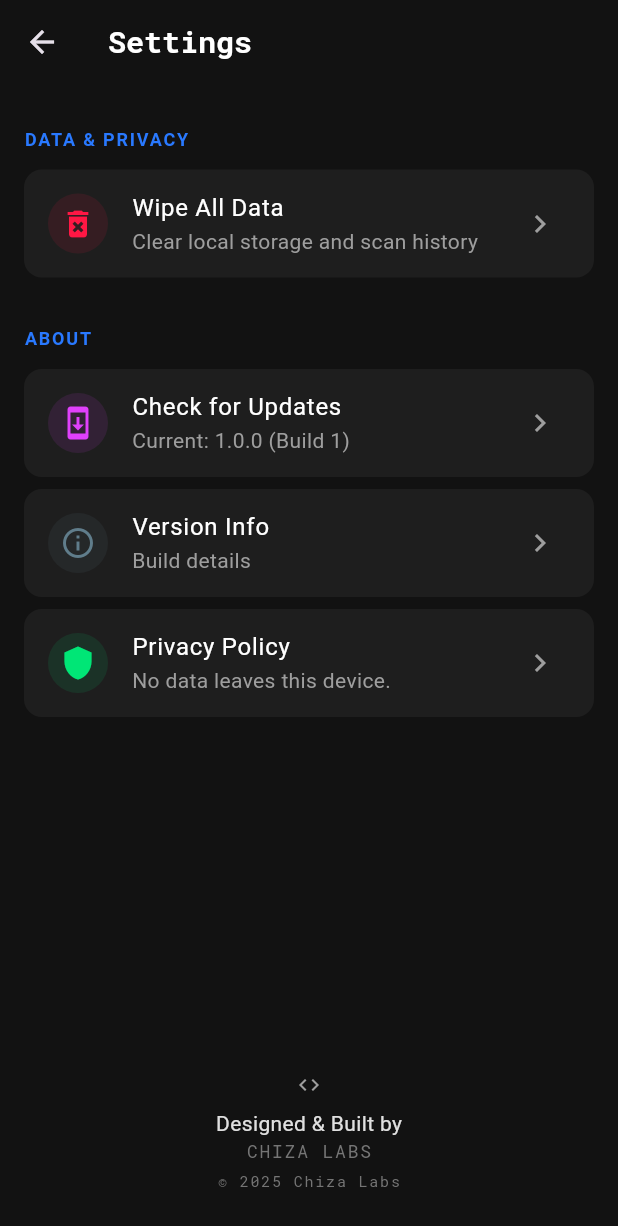
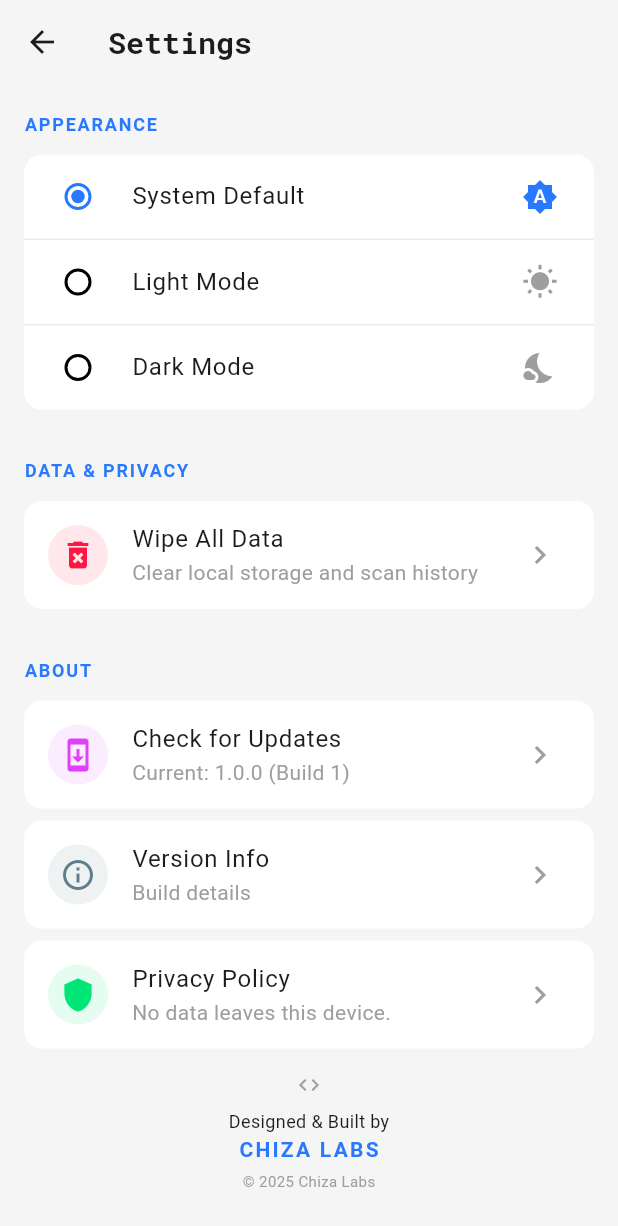
Before and after one commit to Maliseni1/Cyber-Hygiene, a Flutter app: the screen it shows after launch, after a tap on the "settings" icon, on a phone screen of 412 x 824 dp. Shown: the top 1226 px of the screen. Run offline on Flutter 3.47's test engine with Material 3 defaults, Android fonts, the phone set to English and light mode, and no system bars; our stand-ins replace google_fonts, package_info_plus, percent_indicator, shared_preferences; missing offline and left inert: device_apps.

Commit message:
Feat: Added Dark/Light theme toggle in Settings

```diff
--- a/lib/main.dart
+++ b/lib/main.dart
@@ -1,27 +1,82 @@
 import 'package:flutter/material.dart';
 import 'screens/dashboard_screen.dart';
-import 'screens/splash_screen.dart';
-import 'utils/constants.dart';
+import 'utils/theme_manager.dart'; // Import the manager we just made
 
-void main() async {
-  WidgetsFlutterBinding.ensureInitialized();
-  // await Firebase.initializeApp(); // Reserved for Phase 5
+void main() {
   runApp(const CyberHygieneApp());
 }
 
-class CyberHygieneApp extends StatelessWidget {
+class CyberHygieneApp extends StatefulWidget {
   const CyberHygieneApp({super.key});
+
+  @override
+  State<CyberHygieneApp> createState() => _CyberHygieneAppState();
+}
+
+class _CyberHygieneAppState extends State<CyberHygieneApp> {
+  @override
+  void initState() {
+    super.initState();
+    // Listen to theme changes
+    themeManager.addListener(themeListener);
+  }
+
+  @override
+  void dispose() {
+    themeManager.removeListener(themeListener);
+    super.dispose();
+  }
+
+  void themeListener() {
+    if (mounted) {
+      setState(() {});
+    }
+  }
 
   @override
   Widget build(BuildContext context) {
     return MaterialApp(
-      title: AppConstants.appName,
+      title: 'Cyber Hygiene',
       debugShowCheckedModeBanner: false,
-      theme: ThemeData.dark().copyWith(
-        primaryColor: AppConstants.kPrimaryColor,
-        scaffoldBackgroundColor: AppConstants.kBackgroundColor,
+
+      // 1. Tell the app which mode to use
+      themeMode: themeManager.themeMode,
+
+      // 2. Define the DARK Theme (Your original look)
+      darkTheme: ThemeData.dark().copyWith(
+        scaffoldBackgroundColor: const Color(0xFF1E1E2C), // Your AppConstants.kBackgroundColor
+        cardColor: const Color(0xFF2D2D44),
+        primaryColor: const Color(0xFF6C63FF),
+        appBarTheme: const AppBarTheme(
+          backgroundColor: Colors.transparent,
+          elevation: 0,
+        ),
+        colorScheme: const ColorScheme.dark(
+          primary: Color(0xFF6C63FF),
+          secondary: Color(0xFF6C63FF),
+          surface: Color(0xFF2D2D44),
+        ),
       ),
-      home: const SplashScreen(),
+
+      // 3. Define the LIGHT Theme (New clean look)
+      theme: ThemeData.light().copyWith(
+        scaffoldBackgroundColor: const Color(0xFFF5F5F5),
+        cardColor: Colors.white,
+        primaryColor: const Color(0xFF6C63FF),
+        appBarTheme: const AppBarTheme(
+          backgroundColor: Color(0xFF6C63FF), // Purple header in light mode
+          elevation: 0,
+          titleTextStyle: TextStyle(color: Colors.white, fontSize: 20, fontWeight: FontWeight.bold),
+          iconTheme: IconThemeData(color: Colors.white),
+        ),
+        colorScheme: const ColorScheme.light(
+          primary: Color(0xFF6C63FF),
+          secondary: Color(0xFF6C63FF),
+          surface: Colors.white,
+        ),
+      ),
+
+      home: const DashboardScreen(),
     );
   }
 }
--- a/lib/screens/dashboard_screen.dart
+++ b/lib/screens/dashboard_screen.dart
@@ -90,15 +90,23 @@ class _DashboardScreenState extends State<DashboardScreen> {
 
   @override
   Widget build(BuildContext context) {
+    // Define dynamic colors based on the current Theme
+    final textColor = Theme.of(context).textTheme.bodyLarge?.color ?? Colors.white;
+    final subTextColor = Theme.of(context).textTheme.bodyMedium?.color ?? Colors.grey;
+    final cardColor = Theme.of(context).cardColor;
+
     return Scaffold(
-      backgroundColor: AppConstants.kBackgroundColor,
+      // Background is now handled by the Theme in main.dart
       appBar: AppBar(
-        title: Text(AppConstants.appName, style: AppConstants.headerStyle.copyWith(fontSize: 20)),
+        title: Text(
+          AppConstants.appName,
+          style: AppConstants.headerStyle.copyWith(fontSize: 20, color: textColor)
+        ),
         backgroundColor: Colors.transparent,
         elevation: 0,
         actions: [
           IconButton(
-            icon: const Icon(Icons.settings, color: Colors.white),
+            icon: Icon(Icons.settings, color: textColor),
             onPressed: () => Navigator.push(context, MaterialPageRoute(builder: (_) => const SettingsScreen())),
           )
         ],
@@ -112,9 +120,9 @@ class _DashboardScreenState extends State<DashboardScreen> {
 
               // --- SECTION 1: SCORE ---
               if (!_hasScanned && !_isLoading)
-                _buildReadyState()
+                _buildReadyState(textColor)
               else if (_isLoading)
-                _buildLoadingState()
+                _buildLoadingState(subTextColor)
               else
                 ScoreCircle(score: _score, radius: 120.0),
 
@@ -133,7 +141,7 @@ class _DashboardScreenState extends State<DashboardScreen> {
                     ),
                     child: Text(
                       _hasScanned ? "RUN FULL AUDIT AGAIN" : "START AUDIT",
-                      style: const TextStyle(fontSize: 16, fontWeight: FontWeight.bold, letterSpacing: 1),
+                      style: const TextStyle(fontSize: 16, fontWeight: FontWeight.bold, letterSpacing: 1, color: Colors.white),
                     ),
                   ),
                 ),
@@ -141,9 +149,9 @@ class _DashboardScreenState extends State<DashboardScreen> {
               const SizedBox(height: 30),
 
               // --- SECTION 3: TOOLS GRID ---
-              const Align(
+              Align(
                 alignment: Alignment.centerLeft,
-                child: Text("Security Tools", style: TextStyle(color: Colors.white, fontSize: 18, fontWeight: FontWeight.bold)),
+                child: Text("Security Tools", style: TextStyle(color: textColor, fontSize: 18, fontWeight: FontWeight.bold)),
               ),
               const SizedBox(height: 15),
 
@@ -189,16 +197,16 @@ class _DashboardScreenState extends State<DashboardScreen> {
               // --- SECTION 4: RESULTS (Only if scanned) ---
               if (_hasScanned) ...[
                 const SizedBox(height: 30),
-                const Align(
+                Align(
                   alignment: Alignment.centerLeft,
-                  child: Text("Improvement Advice", style: TextStyle(color: Colors.white, fontSize: 18, fontWeight: FontWeight.bold)),
+                  child: Text("Improvement Advice", style: TextStyle(color: textColor, fontSize: 18, fontWeight: FontWeight.bold)),
                 ),
                 const SizedBox(height: 10),
                 ..._results.map((item) => Container(
                   margin: const EdgeInsets.only(bottom: 10),
                   padding: const EdgeInsets.all(12),
                   decoration: BoxDecoration(
-                    color: AppConstants.kCardColor,
+                    color: cardColor, // Dynamic Card Color
                     borderRadius: BorderRadius.circular(10),
                     border: Border(left: BorderSide(color: item.isSafe ? AppConstants.kSafeColor : AppConstants.kWarningColor, width: 4))
                   ),
@@ -209,11 +217,11 @@ class _DashboardScreenState extends State<DashboardScreen> {
                         children: [
                           Icon(item.isSafe ? Icons.check_circle : Icons.warning, color: item.isSafe ? AppConstants.kSafeColor : AppConstants.kWarningColor, size: 20),
                           const SizedBox(width: 10),
-                          Text(item.title, style: const TextStyle(color: Colors.white, fontWeight: FontWeight.bold, fontSize: 16)),
+                          Text(item.title, style: TextStyle(color: textColor, fontWeight: FontWeight.bold, fontSize: 16)),
                         ],
                       ),
                       const SizedBox(height: 5),
-                      Text(item.recommendation, style: const TextStyle(color: Colors.white70, fontSize: 14)),
+                      Text(item.recommendation, style: TextStyle(color: subTextColor, fontSize: 14)),
                     ],
                   ),
                 )),
@@ -227,26 +235,26 @@ class _DashboardScreenState extends State<DashboardScreen> {
 
   // --- WIDGET BUILDERS ---
 
-  Widget _buildReadyState() {
+  Widget _buildReadyState(Color textColor) {
     return Container(
       height: 180, width: 180,
       decoration: BoxDecoration(
         shape: BoxShape.circle,
         border: Border.all(color: Colors.grey.withOpacity(0.3), width: 2),
-        color: Colors.white.withOpacity(0.05)
+        color: Theme.of(context).cardColor.withOpacity(0.5),
       ),
-      child: const Column(
+      child: Column(
         mainAxisAlignment: MainAxisAlignment.center,
         children: [
-          Icon(Icons.shield_outlined, size: 60, color: Colors.grey),
-          SizedBox(height: 10),
-          Text("No Data", style: TextStyle(color: Colors.grey))
+          const Icon(Icons.shield_outlined, size: 60, color: Colors.grey),
+          const SizedBox(height: 10),
+          Text("No Data", style: TextStyle(color: textColor.withOpacity(0.5)))
         ],
       ),
     );
   }
 
-  Widget _buildLoadingState() {
+  Widget _buildLoadingState(Color textColor) {
     return SizedBox(
       height: 180, width: 180,
       child: Column(
@@ -254,15 +262,21 @@ class _DashboardScreenState extends State<DashboardScreen> {
         children: [
           const CircularProgressIndicator(color: AppConstants.kPrimaryColor),
           const SizedBox(height: 20),
-          Text(_scanStatus, style: const TextStyle(color: Colors.white70, fontSize: 12), textAlign: TextAlign.center),
+          Text(_scanStatus, style: TextStyle(color: textColor, fontSize: 12), textAlign: TextAlign.center),
         ],
       ),
     );
   }
 
   Widget _buildTile(BuildContext context, String title, IconData icon, Color color, Widget page) {
+    final cardColor = Theme.of(context).cardColor;
+    final textColor = Theme.of(context).textTheme.bodyLarge?.color;
+    final borderColor = Theme.of(context).brightness == Brightness.dark
+        ? Colors.white.withOpacity(0.1)
+        : Colors.grey.withOpacity(0.2);
+
     return Material(
-      color: AppConstants.kCardColor,
+      color: cardColor,
       borderRadius: BorderRadius.circular(15),
       child: InkWell(
         onTap: () => Navigator.push(context, MaterialPageRoute(builder: (_) => page)),
@@ -271,7 +285,7 @@ class _DashboardScreenState extends State<DashboardScreen> {
           padding: const EdgeInsets.all(15),
           decoration: BoxDecoration(
             borderRadius: BorderRadius.circular(15),
-            border: Border.all(color: Colors.white.withOpacity(0.1)),
+            border: Border.all(color: borderColor),
           ),
           child: Column(
             mainAxisAlignment: MainAxisAlignment.center,
@@ -288,7 +302,7 @@ class _DashboardScreenState extends State<DashboardScreen> {
               Text(
                 title,
                 textAlign: TextAlign.center,
-                style: const TextStyle(color: Colors.white, fontWeight: FontWeight.bold, fontSize: 14),
+                style: TextStyle(color: textColor, fontWeight: FontWeight.bold, fontSize: 14),
               ),
             ],
           ),
--- a/lib/screens/settings_screen.dart
+++ b/lib/screens/settings_screen.dart
@@ -3,6 +3,7 @@ import 'package:package_info_plus/package_info_plus.dart';
 import '../utils/constants.dart';
 import '../services/local_storage.dart';
 import '../services/update_service.dart';
+import '../utils/theme_manager.dart';
 
 class SettingsScreen extends StatefulWidget {
   const SettingsScreen({super.key});
@@ -63,15 +64,16 @@ class _SettingsScreenState extends State<SettingsScreen> {
     showDialog(
       context: context,
       builder: (context) => AlertDialog(
-        backgroundColor: AppConstants.kCardColor,
-        title: const Text("Update Available 🚀", style: TextStyle(color: Colors.white)),
+        // Use Theme card color
+        backgroundColor: Theme.of(context).cardColor,
+        title: Text("Update Available 🚀", style: TextStyle(color: Theme.of(context).textTheme.bodyLarge?.color)),
         content: Column(
           mainAxisSize: MainAxisSize.min,
           crossAxisAlignment: CrossAxisAlignment.start,
           children: [
             Text(
               "Version ${updateData['latestVersion']} is available.",
-              style: const TextStyle(color: Colors.white70, fontWeight: FontWeight.bold),
+              style: const TextStyle(fontWeight: FontWeight.bold),
             ),
             const SizedBox(height: 10),
             Text(
@@ -105,8 +107,8 @@ class _SettingsScreenState extends State<SettingsScreen> {
     final confirmed = await showDialog<bool>(
       context: context,
       builder: (context) => AlertDialog(
-        backgroundColor: AppConstants.kCardColor,
-        title: const Text("Reset App Data?", style: TextStyle(color: Colors.white)),
+        backgroundColor: Theme.of(context).cardColor,
+        title: Text("Reset App Data?", style: TextStyle(color: Theme.of(context).textTheme.bodyLarge?.color)),
         content: const Text(
           "This will wipe all your scan history and preferences. This action cannot be undone.",
           style: TextStyle(color: Colors.grey),
@@ -136,19 +138,47 @@ class _SettingsScreenState extends State<SettingsScreen> {
 
   @override
   Widget build(BuildContext context) {
+    final currentMode = themeManager.themeMode;
+    // We use the Theme colors now instead of AppConstants.kBackgroundColor
+    final headerColor = Theme.of(context).textTheme.bodyLarge?.color;
+
     return Scaffold(
-      backgroundColor: AppConstants.kBackgroundColor,
+      // Background handled by main.dart Theme
       appBar: AppBar(
-        title: Text("Settings", style: AppConstants.headerStyle.copyWith(fontSize: 20)),
+        title: Text("Settings", style: AppConstants.headerStyle.copyWith(fontSize: 20, color: headerColor)),
         backgroundColor: Colors.transparent,
         elevation: 0,
+        iconTheme: IconThemeData(color: headerColor), // Back button color matches theme
       ),
       body: Column(
         children: [
           Expanded(
             child: ListView(
               children: [
+                const SizedBox(height: 10),
+
+                // --- SECTION 1: APPEARANCE (NEW) ---
+                _buildSectionHeader("Appearance"),
+                Container(
+                  margin: const EdgeInsets.symmetric(horizontal: 16, vertical: 4),
+                  decoration: BoxDecoration(
+                    color: Theme.of(context).cardColor,
+                    borderRadius: BorderRadius.circular(12),
+                  ),
+                  child: Column(
+                    children: [
+                      _buildThemeOption("System Default", ThemeMode.system, Icons.brightness_auto, currentMode),
+                      Divider(height: 1, color: Colors.grey.withOpacity(0.2)),
+                      _buildThemeOption("Light Mode", ThemeMode.light, Icons.wb_sunny, currentMode),
+                      Divider(height: 1, color: Colors.grey.withOpacity(0.2)),
+                      _buildThemeOption("Dark Mode", ThemeMode.dark, Icons.nights_stay, currentMode),
+                    ],
+                  ),
+                ),
+
                 const SizedBox(height: 20),
+
+                // --- SECTION 2: DATA & PRIVACY ---
                 _buildSectionHeader("Data & Privacy"),
                 _buildTile(
                   icon: Icons.delete_forever,
@@ -159,8 +189,9 @@ class _SettingsScreenState extends State<SettingsScreen> {
                 ),
 
                 const SizedBox(height: 20),
+
+                // --- SECTION 3: ABOUT ---
                 _buildSectionHeader("About"),
-                // NEW: Update Check Tile
                 _buildTile(
                   icon: Icons.system_update,
                   title: "Check for Updates",
@@ -173,7 +204,7 @@ class _SettingsScreenState extends State<SettingsScreen> {
                   title: "Version Info",
                   subtitle: "Build details",
                   iconColor: Colors.blueGrey,
-                  onTap: () {}, // Just informational
+                  onTap: () {},
                 ),
                 _buildTile(
                   icon: Icons.shield,
@@ -181,12 +212,13 @@ class _SettingsScreenState extends State<SettingsScreen> {
                   subtitle: "No data leaves this device.",
                   iconColor: AppConstants.kSafeColor,
                   onTap: () {
-                    // Placeholder for future privacy policy page
+                    // Placeholder
                   },
                 ),
               ],
             ),
           ),
+
           // -- Chiza Labs Branding Footer --
           Padding(
             padding: const EdgeInsets.only(bottom: 30.0),
@@ -194,15 +226,30 @@ class _SettingsScreenState extends State<SettingsScreen> {
               children: [
                 const Icon(Icons.code, size: 16, color: Colors.grey),
                 const SizedBox(height: 8),
-                Text("Designed & Built by", style: AppConstants.bodyStyle),
-                Text(AppConstants.companyName.toUpperCase(), style: AppConstants.brandingStyle),
+                Text("Designed & Built by", style: TextStyle(color: headerColor, fontSize: 12)),
+                Text(
+                  AppConstants.companyName.toUpperCase(),
+                  style: TextStyle(color: AppConstants.kPrimaryColor, fontWeight: FontWeight.bold, letterSpacing: 1.5)
+                ),
                 const SizedBox(height: 4),
-                Text(AppConstants.copyright, style: AppConstants.brandingStyle.copyWith(fontSize: 10)),
+                Text(AppConstants.copyright, style: const TextStyle(color: Colors.grey, fontSize: 10)),
               ],
             ),
           )
         ],
       ),
+    );
+  }
+
+  Widget _buildThemeOption(String title, ThemeMode mode, IconData icon, ThemeMode currentMode) {
+    final isSelected = currentMode == mode;
+    return RadioListTile<ThemeMode>(
+      title: Text(title, style: TextStyle(color: Theme.of(context).textTheme.bodyLarge?.color)),
+      secondary: Icon(icon, color: isSelected ? AppConstants.kPrimaryColor : Colors.grey),
+      value: mode,
+      groupValue: currentMode,
+      activeColor: AppConstants.kPrimaryColor,
+      onChanged: (value) => themeManager.toggleTheme(value!),
     );
   }
 
@@ -231,7 +278,7 @@ class _SettingsScreenState extends State<SettingsScreen> {
     return Container(
       margin: const EdgeInsets.symmetric(horizontal: 16, vertical: 4),
       decoration: BoxDecoration(
-        color: AppConstants.kCardColor,
+        color: Theme.of(context).cardColor, // Replaces AppConstants.kCardColor
         borderRadius: BorderRadius.circular(12),
       ),
       child: ListTile(
@@ -243,7 +290,7 @@ class _SettingsScreenState extends State<SettingsScreen> {
           ),
           child: Icon(icon, color: iconColor),
         ),
-        title: Text(title, style: const TextStyle(color: Colors.white)),
+        title: Text(title, style: TextStyle(color: Theme.of(context).textTheme.bodyLarge?.color)), // Replaces Colors.white
         subtitle: Text(subtitle, style: const TextStyle(color: Colors.grey)),
         trailing: const Icon(Icons.chevron_right, color: Colors.grey),
         onTap: onTap,
--- /dev/null
+++ b/lib/utils/theme_manager.dart
@@ -0,0 +1,15 @@
+import 'package:flutter/material.dart';
+
+// A global notifier so we can access it from anywhere
+final themeManager = ThemeManager();
+
+class ThemeManager with ChangeNotifier {
+  ThemeMode _themeMode = ThemeMode.system;
+
+  get themeMode => _themeMode;
+
+  void toggleTheme(ThemeMode mode) {
+    _themeMode = mode;
+    notifyListeners(); // Tells the app to rebuild with the new mode
+  }
+}
```
